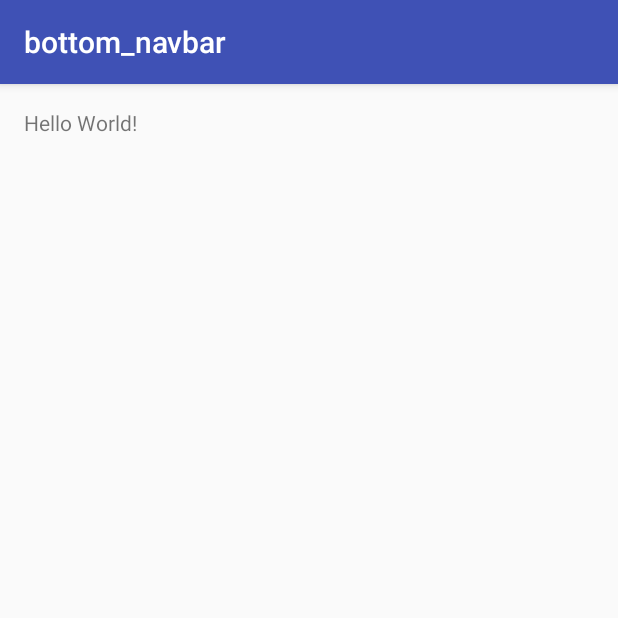
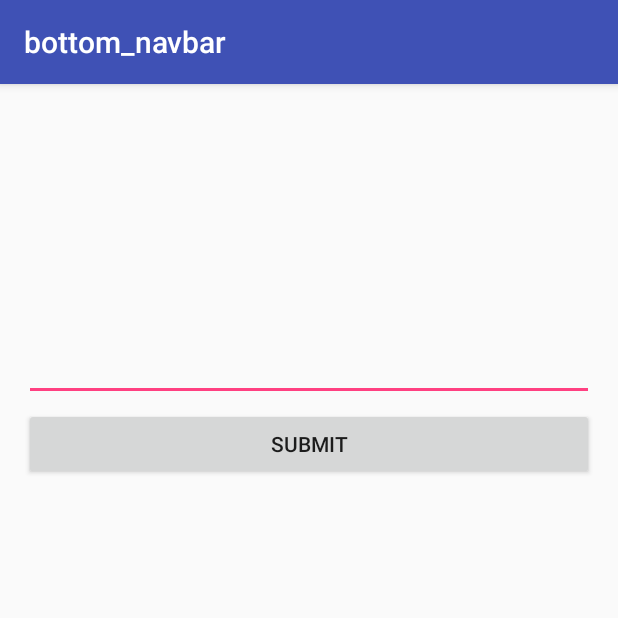
Before and after one commit to pakhi96/android-fragments, an Android app: the screen it shows after launch (MainActivity), on a phone screen of 412 x 824 dp, the top half of it. Run offline under Robolectric (Android 15) with nearby library versions, the phone set to English and light mode, and no system bars; 1 statement that could not run was skipped.

Commit message:
create all 3 fragments

```diff
--- a/app/build.gradle
+++ b/app/build.gradle
@@ -26,4 +26,7 @@ dependencies {
     })
     compile 'com.android.support:appcompat-v7:25.0.1'
     testCompile 'junit:junit:4.12'
+
+
+
 }
--- /dev/null
+++ b/app/src/main/java/com/example/pakhi/bottom_navbar/frag2.java
@@ -0,0 +1,64 @@
+package com.example.pakhi.bottom_navbar;
+
+
+import android.app.FragmentTransaction;
+import android.content.Intent;
+import android.os.Bundle;
+import android.support.v4.app.FragmentManager;
+import android.support.v7.app.AppCompatActivity;
+import android.app.Fragment;
+import android.view.LayoutInflater;
+import android.view.View;
+import android.view.ViewGroup;
+import android.widget.EditText;
+import android.widget.TextView;
+
+import static android.R.attr.fragment;
+
+
+/**
+ * A simple {@link Fragment} subclass.
+ */
+public class frag2 extends Fragment {
+    EditText song;
+
+
+    public static final String ARG_PAGE = "ARG_PAGE";
+
+    private int mPage;
+
+    public static frag2 newInstance(int page) {
+        Bundle args = new Bundle();
+        args.putInt(ARG_PAGE, page);
+        frag2 fragment = new frag2();
+        fragment.setArguments(args);
+        return fragment;
+    }
+
+    @Override
+    public void onCreate(Bundle savedInstanceState) {
+        super.onCreate(savedInstanceState);
+        mPage = getArguments().getInt(ARG_PAGE);
+    }
+
+    @Override
+    public View onCreateView(LayoutInflater inflater, ViewGroup container,
+                             Bundle savedInstanceState) {
+        View view = inflater.inflate(R.layout.fragment_frag2, container, false);
+
+        return view;
+    }
+    public  void Add(View view)
+    {
+        song=(EditText) getActivity().findViewById(R.id.editText);
+        String s=song.getText().toString();
+        android.support.v4.app.Fragment frag=new android.support.v4.app.Fragment();
+        Bundle b=new Bundle();
+        b.putString("key",s); // use as per your need
+        frag.setArguments(b);
+
+    }
+
+
+
+}
--- a/app/src/main/res/layout/activity_main.xml
+++ b/app/src/main/res/layout/activity_main.xml
@@ -1,6 +1,7 @@
 <?xml version="1.0" encoding="utf-8"?>
 <RelativeLayout xmlns:android="http://schemas.android.com/apk/res/android"
     xmlns:tools="http://schemas.android.com/tools"
+    xmlns:app="http://schemas.android.com/apk/res-auto"
     android:id="@+id/activity_main"
     android:layout_width="match_parent"
     android:layout_height="match_parent"
@@ -10,8 +11,10 @@
     android:paddingTop="@dimen/activity_vertical_margin"
     tools:context="com.example.pakhi.bottom_navbar.MainActivity">
 
-    <TextView
-        android:layout_width="wrap_content"
-        android:layout_height="wrap_content"
-        android:text="Hello World!" />
+    <fragment
+        android:name="com.example.pakhi.bottom_navbar.frag2"
+        android:id="@+id/fooFragment"
+        android:layout_width="match_parent"
+        android:layout_height="match_parent" />
+
 </RelativeLayout>
--- /dev/null
+++ b/app/src/main/res/layout/fragment_frag2.xml
@@ -0,0 +1,24 @@
+<FrameLayout xmlns:android="http://schemas.android.com/apk/res/android"
+    xmlns:tools="http://schemas.android.com/tools"
+    android:layout_width="match_parent"
+    android:layout_height="match_parent"
+    tools:context="com.example.pakhi.bottom_navbar.frag2">
+
+    <!-- TODO: Update blank fragment layout -->
+
+    <EditText
+        android:layout_width="match_parent"
+        android:layout_height="wrap_content"
+        android:inputType="textPersonName"
+        android:ems="10"
+        android:id="@+id/editText"
+        android:layout_marginTop="150dp" />
+
+    <Button
+        android:text="Submit"
+        android:layout_width="match_parent"
+        android:layout_height="wrap_content"
+        android:id="@+id/button"
+        android:layout_marginTop="200dp"
+        android:onClick="Add" />
+</FrameLayout>
--- a/app/src/main/res/values/strings.xml
+++ b/app/src/main/res/values/strings.xml
@@ -1,3 +1,6 @@
 <resources>
     <string name="app_name">bottom_navbar</string>
+
+    <!-- TODO: Remove or change this placeholder text -->
+    <string name="hello_blank_fragment">Hello blank fragment</string>
 </resources>
```
Also changed, not shown: app/src/main/java/com/example/pakhi/bottom_navbar/frag1.java (added, +36 -0 lines), app/src/main/java/com/example/pakhi/bottom_navbar/frag3.java (added, +29 -0 lines), app/src/main/res/layout/fragment_frag.xml (added, +13 -0 lines), app/src/main/res/layout/fragment_frag3.xml (added, +9 -0 lines).
